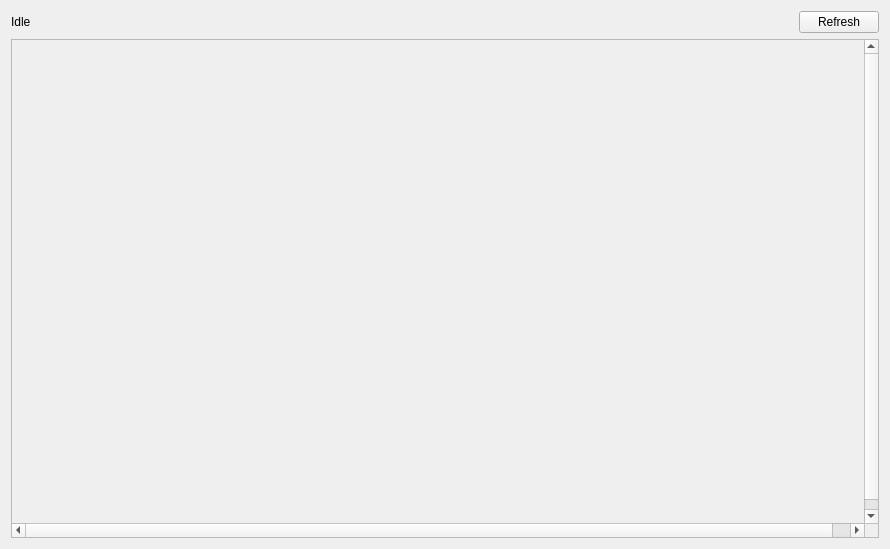
First picture: the form in march_rqt_input_device/resource/input_device.ui, repository project-march/monitor, before the edit.
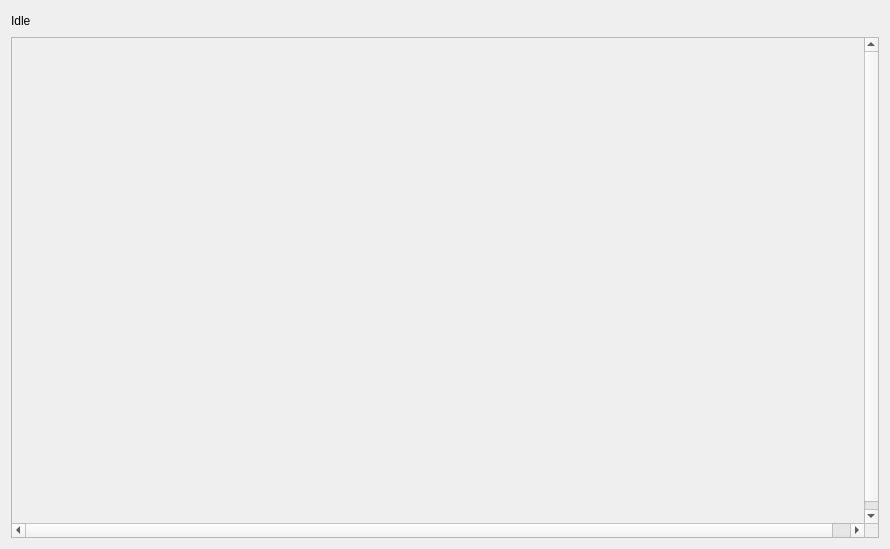
Second picture: the form after the edit.

Commit message: Replace the 'Refresh' button with a Timer

Diff of the .ui file:
```diff
--- a/march_rqt_input_device/resource/input_device.ui
+++ b/march_rqt_input_device/resource/input_device.ui
@@ -52,16 +52,6 @@
        </property>
       </widget>
      </item>
-     <item>
-      <widget class="QPushButton" name="refresh_button">
-       <property name="toolTip">
-        <string>&lt;html&gt;&lt;head/&gt;&lt;body&gt;&lt;p&gt;Refreshes the buttons with possible gaits&lt;/p&gt;&lt;/body&gt;&lt;/html&gt;</string>
-       </property>
-       <property name="text">
-        <string>Refresh</string>
-       </property>
-      </widget>
-     </item>
     </layout>
    </item>
    <item>
```
The commit also changes 1 other file.
